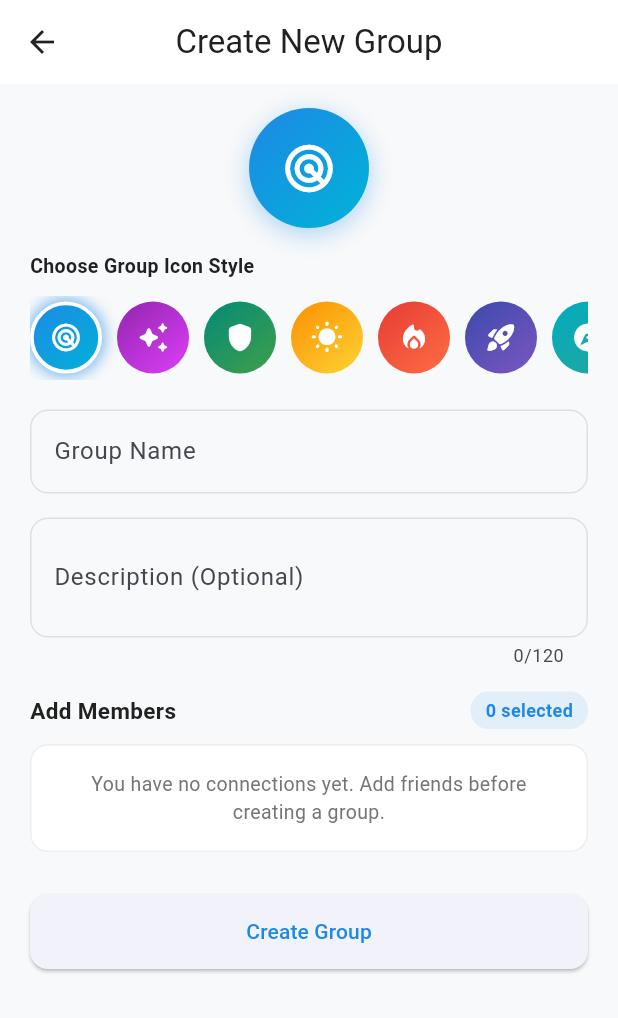
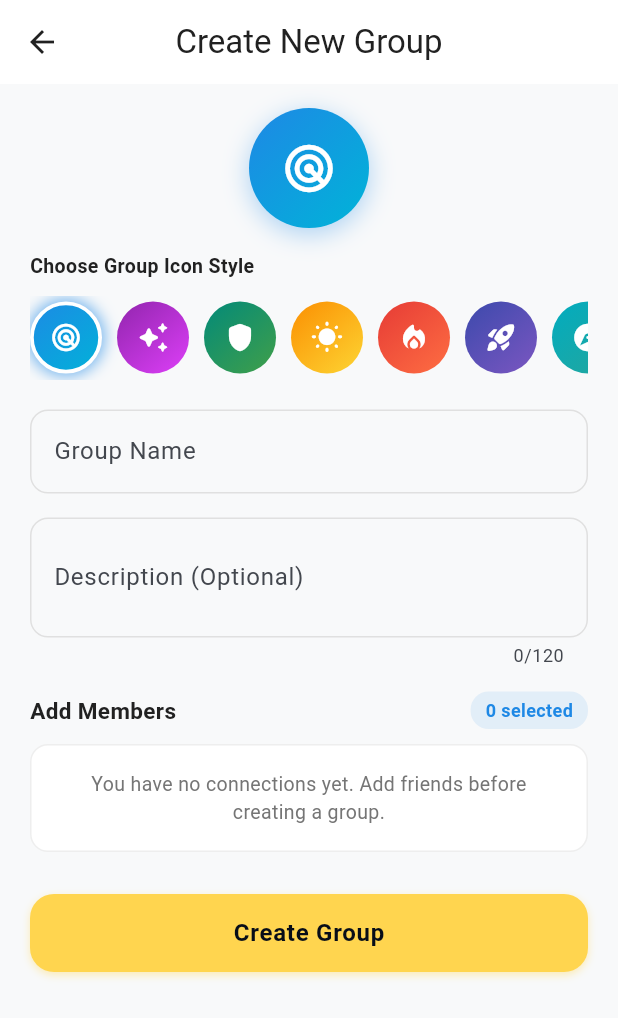
Before and after one commit to akhiljojo00-blip/TrackMate, a Flutter app: the CreateGroupScreen screen opened directly, on a phone screen of 412 x 824 dp. Shown: the top 1018 px of the screen. Run offline on Flutter 3.47's test engine with Material 3 defaults, Android fonts, the phone set to English and light mode, and no system bars; our stand-ins replace battery_plus, firebase_auth, firebase_core, firebase_database, firebase_messaging, firebase_storage and 7 more; accounts and stored records are empty.

Commit message:
feat(ui): implement custom button and switch micro-interactions

```diff
--- a/lib/screens/map/widgets/timed_sharing_bottom_sheet.dart
+++ b/lib/screens/map/widgets/timed_sharing_bottom_sheet.dart
@@ -1,6 +1,7 @@
 import 'package:flutter/material.dart';
 import '../../../constants/app_colors.dart';
 import '../../../widgets/consent_duration_picker.dart';
+import '../../../widgets/custom_switch.dart';
 
 class SharingDurationOption {
   final Duration? duration; // null represents indefinite / continuous sharing
@@ -180,11 +181,10 @@ class _TimedSharingBottomSheetState extends State<TimedSharingBottomSheet> {
                       ],
                     ),
                   ),
-                  Switch(
+                  CustomSwitch(
                     value: true, // Hardcoded for this mockup phase
                     onChanged: (val) {},
                     activeColor: AppColors.solarGold,
-                    activeTrackColor: AppColors.solarGold.withValues(alpha: 0.3),
                   ),
                 ],
               ),
--- a/lib/widgets/custom_button.dart
+++ b/lib/widgets/custom_button.dart
@@ -1,34 +1,139 @@
 import 'package:flutter/material.dart';
+import '../constants/app_colors.dart';
 
-class CustomButton extends StatelessWidget {
+class CustomButton extends StatefulWidget {
   final String text;
   final VoidCallback? onPressed;
   final bool isLoading;
+  final Color color;
+  final Color textColor;
+  final bool isGhost;
 
   const CustomButton({
     super.key,
     required this.text,
     required this.onPressed,
     this.isLoading = false,
+    this.color = AppColors.solarGold,
+    this.textColor = AppColors.midnightBackground,
+    this.isGhost = false,
   });
 
   @override
+  State<CustomButton> createState() => _CustomButtonState();
+}
+
+class _CustomButtonState extends State<CustomButton> with SingleTickerProviderStateMixin {
+  late AnimationController _controller;
+  late Animation<double> _scaleAnimation;
+  late Animation<double> _glowAnimation;
+
+  @override
+  void initState() {
+    super.initState();
+    _controller = AnimationController(
+      vsync: this,
+      duration: const Duration(milliseconds: 150),
+    );
+
+    _scaleAnimation = Tween<double>(begin: 1.0, end: 0.95).animate(
+      CurvedAnimation(parent: _controller, curve: Curves.easeOutQuad),
+    );
+
+    _glowAnimation = Tween<double>(begin: 4.0, end: 12.0).animate(
+      CurvedAnimation(parent: _controller, curve: Curves.easeOutQuad),
+    );
+  }
+
+  @override
+  void dispose() {
+    _controller.dispose();
+    super.dispose();
+  }
+
+  void _handleTapDown(TapDownDetails details) {
+    if (widget.onPressed != null && !widget.isLoading) {
+      _controller.forward();
+    }
+  }
+
+  void _handleTapUp(TapUpDetails details) {
+    if (widget.onPressed != null && !widget.isLoading) {
+      _controller.reverse();
+      widget.onPressed!();
+    }
+  }
+
+  void _handleTapCancel() {
+    if (widget.onPressed != null && !widget.isLoading) {
+      _controller.reverse();
+    }
+  }
+
+  @override
   Widget build(BuildContext context) {
-    return ElevatedButton(
-      onPressed: isLoading ? null : onPressed,
-      style: ElevatedButton.styleFrom(
-        minimumSize: const Size.fromHeight(50),
-        shape: RoundedRectangleBorder(
-          borderRadius: BorderRadius.circular(12),
-        ),
+    final isDisabled = widget.onPressed == null;
+    final baseColor = widget.isGhost
+        ? Colors.transparent
+        : (isDisabled ? Colors.grey.shade800 : widget.color);
+    final borderColor = widget.isGhost
+        ? (isDisabled ? Colors.grey.shade800 : widget.color.withValues(alpha: 0.5))
+        : Colors.transparent;
+
+    return GestureDetector(
+      onTapDown: _handleTapDown,
+      onTapUp: _handleTapUp,
+      onTapCancel: _handleTapCancel,
+      child: AnimatedBuilder(
+        animation: _controller,
+        builder: (context, child) {
+          return Transform.scale(
+            scale: _scaleAnimation.value,
+            child: Container(
+              height: 52,
+              decoration: BoxDecoration(
+                color: baseColor,
+                borderRadius: BorderRadius.circular(16),
+                border: widget.isGhost ? Border.all(color: borderColor, width: 1.5) : null,
+                boxShadow: (widget.isGhost || isDisabled)
+                    ? []
+                    : [
+                        BoxShadow(
+                          color: baseColor.withValues(alpha: 0.4 + (_controller.value * 0.3)),
+                          blurRadius: _glowAnimation.value,
+                          spreadRadius: _controller.value * 2,
+                          offset: const Offset(0, 2),
+                        ),
+                      ],
+              ),
+              child: Center(
+                child: widget.isLoading
+                    ? SizedBox(
+                        width: 20,
+                        height: 20,
+                        child: CircularProgressIndicator(
+                          strokeWidth: 2,
+                          valueColor: AlwaysStoppedAnimation<Color>(
+                            widget.isGhost ? widget.color : widget.textColor,
+                          ),
+                        ),
+                      )
+                    : Text(
+                        widget.text,
+                        style: TextStyle(
+                          color: isDisabled
+                              ? Colors.grey.shade500
+                              : (widget.isGhost ? widget.color : widget.textColor),
+                          fontSize: 16,
+                          fontWeight: FontWeight.bold,
+                          letterSpacing: 0.5,
+                        ),
+                      ),
+              ),
+            ),
+          );
+        },
       ),
-      child: isLoading
-          ? const SizedBox(
-              width: 20,
-              height: 20,
-              child: CircularProgressIndicator(strokeWidth: 2),
-            )
-          : Text(text),
     );
   }
 }
```
Also changed, not shown: lib/widgets/custom_switch.dart (added, +147 -0 lines), lib/screens/geofence/geofence_list_screen.dart (line endings or trailing spaces).
